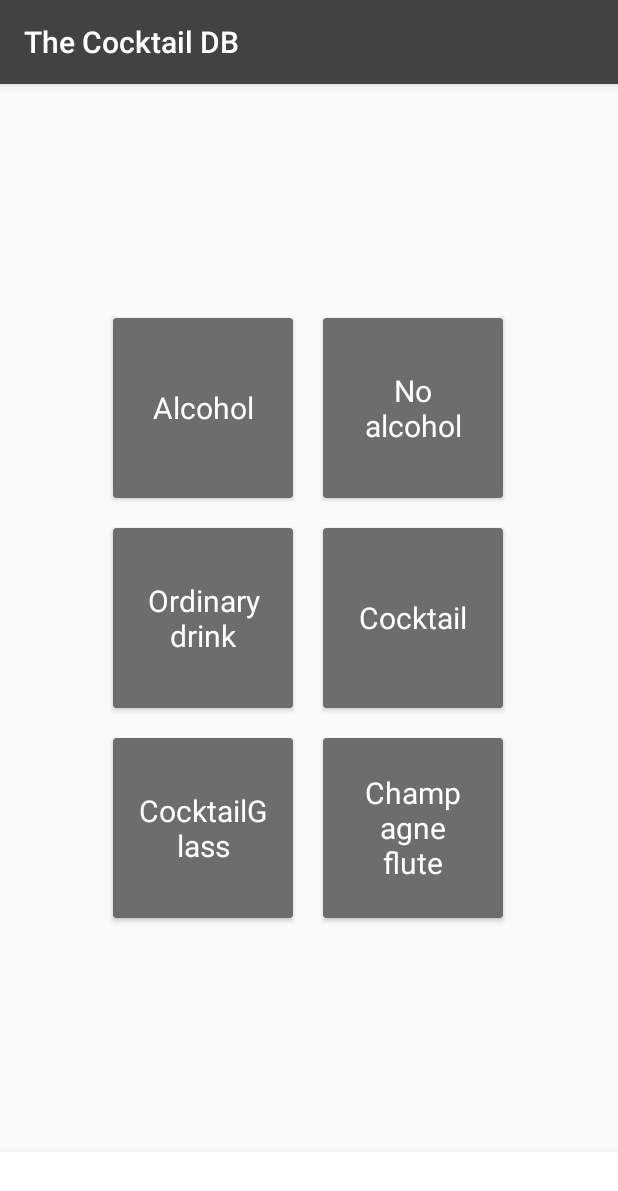
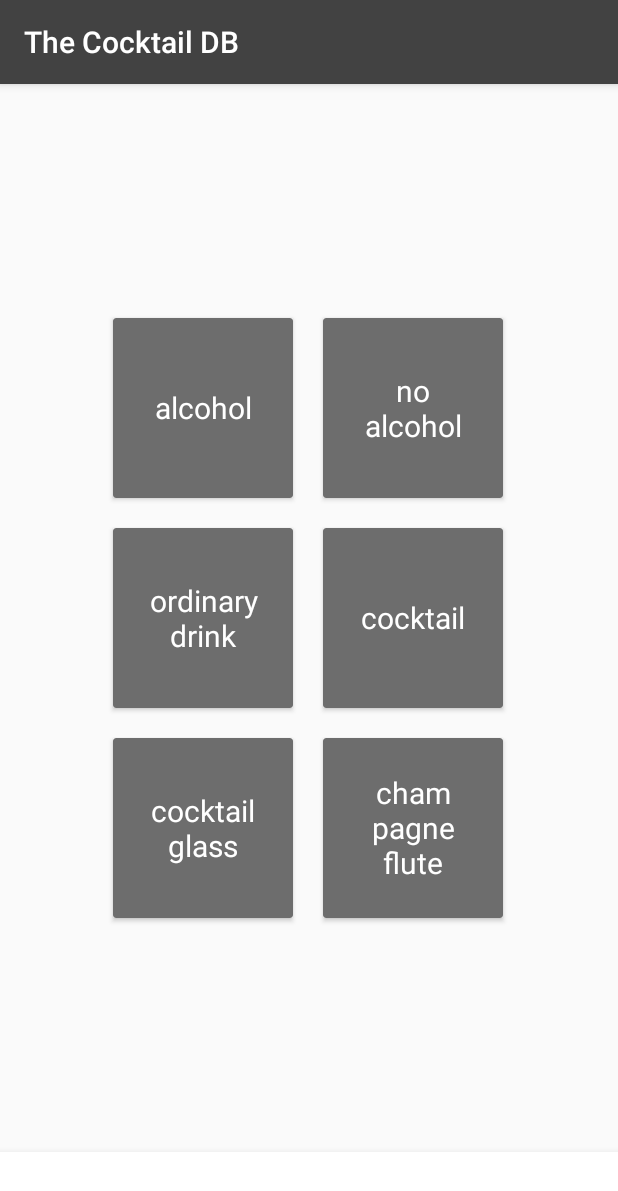
Before and after one commit to acasadoquijada/TheCocktailDB, an Android app: the CategoriesFragment screen opened through its navigation route, on a phone screen of 412 x 824 dp. Shown: the top 1191 px of the screen. Run offline under Robolectric (Android 15) with nearby library versions, the phone set to English and light mode, and no system bars; our stand-ins replace Picasso, data binding, navigation-ui; pictures from the network do not load.

Commit message:
feat: data for all categories is shown
The different categories in CategoriesFragment.kt are now functional.

This means that, when the user clicks in one of them, the drinks
corresponding to the category will be se shown in DrinkListFragment.kt.

Besides this, in DrinkAdapter.kt and DrinkListFragment.kt an
onClickListener has been installed. This will be used to open the
drink details when the user clicks on one of them. Right now only
shows the position of the element clicked.

Finally, some code modifications have been added to improve the
re-usability of the code.

This commit add everything necessary for the work described.

```diff
--- a/TheCocktailDB/app/src/main/java/com/example/thecocktaildb/adapter/IngredientAdapter.kt
+++ b/TheCocktailDB/app/src/main/java/com/example/thecocktaildb/adapter/IngredientAdapter.kt
@@ -2,6 +2,7 @@ package com.example.thecocktaildb.adapter
 
 import android.util.Log
 import android.view.LayoutInflater
+import android.view.View
 import android.view.ViewGroup
 import androidx.recyclerview.widget.RecyclerView
 import com.example.thecocktaildb.databinding.IngredientBinding
@@ -9,7 +10,7 @@ import com.example.thecocktaildb.model.Ingredient
 
 class IngredientAdapter: RecyclerView.Adapter<IngredientAdapter.IngredientHolder>() {
 
-    var ingredientList: List<Ingredient> = ArrayList()
+    private var ingredientList: List<Ingredient> = ArrayList()
 
     override fun onCreateViewHolder(parent: ViewGroup, viewType: Int): IngredientHolder {
 
@@ -40,7 +41,7 @@ class IngredientAdapter: RecyclerView.Adapter<IngredientAdapter.IngredientHolder
     }
 
 
-    class IngredientHolder(binding: IngredientBinding):RecyclerView.ViewHolder(binding.root){
+    inner class IngredientHolder(binding: IngredientBinding):RecyclerView.ViewHolder(binding.root){
 
        private val binding:IngredientBinding
 
@@ -52,7 +53,6 @@ class IngredientAdapter: RecyclerView.Adapter<IngredientAdapter.IngredientHolder
             binding.name.text = name
             binding.measure.text = measure
         }
-
     }
 
 
--- a/TheCocktailDB/app/src/main/java/com/example/thecocktaildb/retrofit/API.kt
+++ b/TheCocktailDB/app/src/main/java/com/example/thecocktaildb/retrofit/API.kt
@@ -20,4 +20,18 @@ public interface API{
     @GET("filter.php?a=Alcoholic")
     fun getAlcoholicDrinks(): Call<DrinkList>
 
+    @GET("filter.php?a=Non_Alcoholic")
+    fun getNonAlcoholicDrinks(): Call<DrinkList>
+
+    @GET("filter.php?c=Ordinary_Drink")
+    fun getOrdinaryDrinks(): Call<DrinkList>
+
+    @GET("filter.php?c=Cocktail")
+    fun getCocktailsDrinks(): Call<DrinkList>
+
+    @GET("filter.php?g=Cocktail_glass")
+    fun getCocktailGlassDrinks(): Call<DrinkList>
+
+    @GET("filter.php?g=Champagne_flute")
+    fun getChampagneFluteDrinks(): Call<DrinkList>
 }
--- a/TheCocktailDB/app/src/main/java/com/example/thecocktaildb/ui/CategoriesFragment.kt
+++ b/TheCocktailDB/app/src/main/java/com/example/thecocktaildb/ui/CategoriesFragment.kt
@@ -15,12 +15,14 @@ import androidx.navigation.fragment.NavHostFragment
 import com.example.thecocktaildb.R
 import com.example.thecocktaildb.databinding.FragmentCategoriesBinding
 import com.example.thecocktaildb.viewmodel.HomeViewModel
+import kotlinx.android.synthetic.main.category_card_view.view.*
 
 
 class CategoriesFragment : Fragment() {
 
-    lateinit var mBinding : FragmentCategoriesBinding
-    lateinit var viewModel: HomeViewModel
+    private lateinit var mBinding : FragmentCategoriesBinding
+    private lateinit var viewModel: HomeViewModel
+    private var categoryInformation: MutableList<Pair<View,String>> = ArrayList()
 
     override fun onCreateView(
         inflater: LayoutInflater, container: ViewGroup?,
@@ -28,7 +30,9 @@ class CategoriesFragment : Fragment() {
     ): View? {
 
         setupDatabinding(inflater, container)
-        setupCategories()
+      //  setupCategories()
+        setupCategoryInformation()
+        setCategoryName()
         return getRootView()
     }
 
@@ -40,34 +44,36 @@ class CategoriesFragment : Fragment() {
         return mBinding.root
     }
 
-    private fun setupCategories(){
-        mBinding.alcohol.categoryName.text = "Alcohol"
-        mBinding.nonAlcohol.categoryName.text = "No alcohol"
-        mBinding.ordinaryDrink.categoryName.text = "Ordinary drink"
-        mBinding.cocktail.categoryName.text = "Cocktail"
-        mBinding.cocktailGlass.categoryName.text = "CocktailGlass"
-        mBinding.champagneFlute.categoryName.text = "Champagne flute"
-    }
-
-    private fun navigateToDrinkListFragment(){
+    private fun navigateToDrinkListFragment(query: String){
         val action =
-        CategoriesFragmentDirections.actionCategoriesFragmentToDrinkListFragment()
+        CategoriesFragmentDirections.actionCategoriesFragmentToDrinkListFragment(query)
 
         NavHostFragment.findNavController(this).navigate(action)
     }
 
-    private fun observeAlcoholicDrinks(){
-        mBinding.alcohol.root.setOnClickListener {
-            navigateToDrinkListFragment()
-        }
-    }
 
     override fun onActivityCreated(savedInstanceState: Bundle?) {
         super.onActivityCreated(savedInstanceState)
         viewModel = ViewModelProvider(this).get(HomeViewModel::class.java)
-        observeAlcoholicDrinks()
 
     }
 
+    private fun setupCategoryInformation(){
+        categoryInformation.add(Pair(mBinding.alcohol.root, getString(R.string.category_alcohol)))
+        categoryInformation.add(Pair(mBinding.nonAlcohol.root, getString(R.string.category_no_alcohol)))
+        categoryInformation.add(Pair(mBinding.ordinaryDrink.root, getString(R.string.category_ordinary_drink)))
+        categoryInformation.add(Pair(mBinding.cocktail.root, getString(R.string.category_cocktail)))
+        categoryInformation.add(Pair(mBinding.cocktailGlass.root, getString(R.string.category_cocktail_glass)))
+        categoryInformation.add(Pair(mBinding.champagneFlute.root, getString(R.string.category_champagne_flute)))
+    }
 
+    private fun setCategoryName(){
+
+        for (par: Pair<View,String> in categoryInformation){
+            par.first.categoryName.text = par.second
+            par.first.setOnClickListener{
+                navigateToDrinkListFragment(par.second)
+            }
+        }
+    }
 }
--- a/TheCocktailDB/app/src/main/java/com/example/thecocktaildb/viewmodel/HomeViewModel.kt
+++ b/TheCocktailDB/app/src/main/java/com/example/thecocktaildb/viewmodel/HomeViewModel.kt
@@ -7,13 +7,13 @@ import com.example.thecocktaildb.repository.Repository
 
 class HomeViewModel : ViewModel() {
 
-    var repository: Repository = Repository()
+    private var repository: Repository = Repository()
 
     fun getRandomCocktail(newCocktail: Boolean = false): MutableLiveData<DrinkList>{
         return repository.getRandomCocktail(newCocktail)
     }
 
-    fun getAlcoholicDrinks(): MutableLiveData<DrinkList>{
-        return repository.getAlcoholicDrinks()
+    fun getDrinkList(query: String): MutableLiveData<DrinkList>{
+        return repository.getDrinkList(query)
     }
 }
--- a/TheCocktailDB/app/src/main/res/navigation/nav_graph.xml
+++ b/TheCocktailDB/app/src/main/res/navigation/nav_graph.xml
@@ -22,5 +22,9 @@
     <fragment
         android:id="@+id/drinkListFragment"
         android:name="com.example.thecocktaildb.ui.DrinkListFragment"
-        android:label="DrinkListFragment" />
+        android:label="DrinkListFragment" >
+        <argument
+            android:name="query"
+            app:argType="string" />
+    </fragment>
 </navigation>
--- a/TheCocktailDB/app/src/main/res/values/strings.xml
+++ b/TheCocktailDB/app/src/main/res/values/strings.xml
@@ -1,6 +1,11 @@
 <resources>
     <string name="app_name">The Cocktail DB</string>
     <string name="bot_nav_home_text">Cocktail</string>
-    <!-- TODO: Remove or change this placeholder text -->
-    <string name="hello_blank_fragment">Hello blank fragment</string>
+
+    <string name="category_alcohol">alcohol</string>
+    <string name="category_no_alcohol">no alcohol</string>
+    <string name="category_ordinary_drink">ordinary drink</string>
+    <string name="category_cocktail">cocktail</string>
+    <string name="category_cocktail_glass">cocktail glass</string>
+    <string name="category_champagne_flute">champagne flute</string>
 </resources>
```
Also changed, not shown: TheCocktailDB/app/src/main/java/com/example/thecocktaildb/adapter/DrinkAdapter.kt (+18 -9 lines), TheCocktailDB/app/src/main/java/com/example/thecocktaildb/repository/Repository.kt (+15 -2 lines), TheCocktailDB/app/src/main/java/com/example/thecocktaildb/retrofit/controllers/MainController.kt (+23 -0 lines), TheCocktailDB/app/src/main/java/com/example/thecocktaildb/ui/DrinkListFragment.kt (+38 -6 lines).
